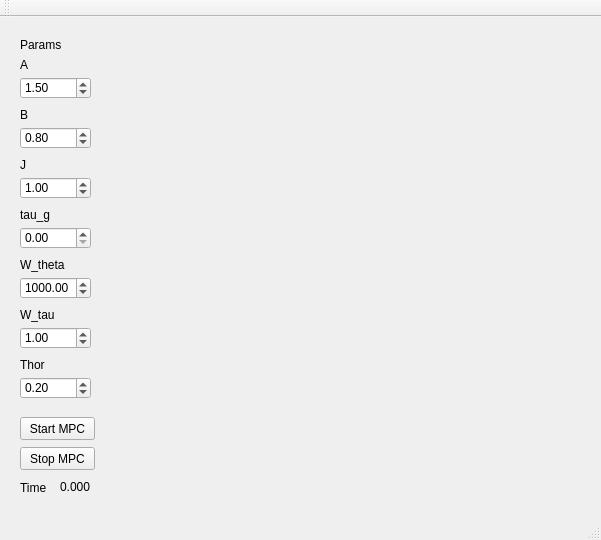
Above: GUI/GUI.ui from cic12/exo_control before the change. Below: the same form after it.
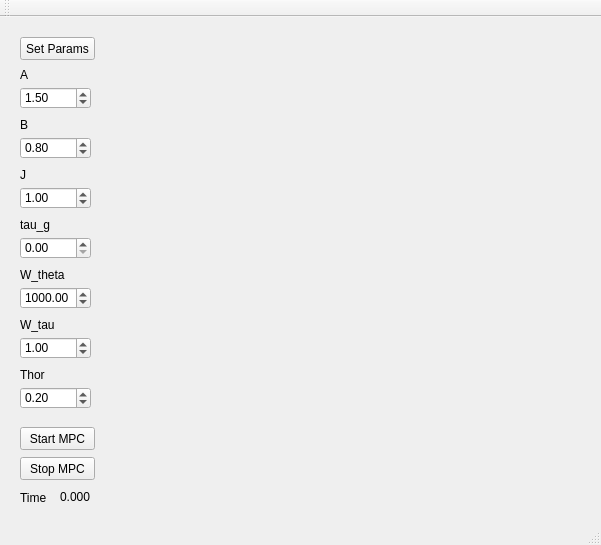
That is the form after the change. Custom widgets are drawn as their Qt base class.

Commit message: params changing interactively :)

```diff
--- a/GUI/GUI.ui
+++ b/GUI/GUI.ui
@@ -7,7 +7,7 @@
     <x>0</x>
     <y>0</y>
     <width>601</width>
-    <height>540</height>
+    <height>545</height>
    </rect>
   </property>
   <property name="windowTitle">
@@ -28,7 +28,7 @@
     <property name="geometry">
      <rect>
       <x>20</x>
-      <y>400</y>
+      <y>410</y>
       <width>75</width>
       <height>23</height>
      </rect>
@@ -41,7 +41,7 @@
     <property name="geometry">
      <rect>
       <x>20</x>
-      <y>430</y>
+      <y>440</y>
       <width>75</width>
       <height>23</height>
      </rect>
@@ -54,7 +54,7 @@
     <property name="geometry">
      <rect>
       <x>60</x>
-      <y>460</y>
+      <y>470</y>
       <width>41</width>
       <height>20</height>
      </rect>
@@ -67,7 +67,7 @@
     <property name="geometry">
      <rect>
       <x>20</x>
-      <y>460</y>
+      <y>470</y>
       <width>41</width>
       <height>21</height>
      </rect>
@@ -76,24 +76,11 @@
      <string>Time</string>
     </property>
    </widget>
-   <widget class="QLabel" name="label">
-    <property name="geometry">
-     <rect>
-      <x>20</x>
-      <y>20</y>
-      <width>61</width>
-      <height>16</height>
-     </rect>
-    </property>
-    <property name="text">
-     <string>Params</string>
-    </property>
-   </widget>
    <widget class="QLabel" name="label_2">
     <property name="geometry">
      <rect>
       <x>20</x>
-      <y>40</y>
+      <y>50</y>
       <width>61</width>
       <height>16</height>
      </rect>
@@ -106,7 +93,7 @@
     <property name="geometry">
      <rect>
       <x>20</x>
-      <y>60</y>
+      <y>70</y>
       <width>71</width>
       <height>22</height>
      </rect>
@@ -122,7 +109,7 @@
     <property name="geometry">
      <rect>
       <x>20</x>
-      <y>90</y>
+      <y>100</y>
       <width>61</width>
       <height>16</height>
      </rect>
@@ -135,7 +122,7 @@
     <property name="geometry">
      <rect>
       <x>20</x>
-      <y>110</y>
+      <y>120</y>
       <width>71</width>
       <height>22</height>
      </rect>
@@ -148,7 +135,7 @@
     <property name="geometry">
      <rect>
       <x>20</x>
-      <y>140</y>
+      <y>150</y>
       <width>61</width>
       <height>16</height>
      </rect>
@@ -161,7 +148,7 @@
     <property name="geometry">
      <rect>
       <x>20</x>
-      <y>160</y>
+      <y>170</y>
       <width>71</width>
       <height>22</height>
      </rect>
@@ -174,7 +161,7 @@
     <property name="geometry">
      <rect>
       <x>20</x>
-      <y>190</y>
+      <y>200</y>
       <width>61</width>
       <height>16</height>
      </rect>
@@ -187,7 +174,7 @@
     <property name="geometry">
      <rect>
       <x>20</x>
-      <y>210</y>
+      <y>220</y>
       <width>71</width>
       <height>22</height>
      </rect>
@@ -197,7 +184,7 @@
     <property name="geometry">
      <rect>
       <x>20</x>
-      <y>240</y>
+      <y>250</y>
       <width>61</width>
       <height>16</height>
      </rect>
@@ -210,7 +197,7 @@
     <property name="geometry">
      <rect>
       <x>20</x>
-      <y>310</y>
+      <y>320</y>
       <width>71</width>
       <height>22</height>
      </rect>
@@ -223,7 +210,7 @@
     <property name="geometry">
      <rect>
       <x>20</x>
-      <y>260</y>
+      <y>270</y>
       <width>71</width>
       <height>22</height>
      </rect>
@@ -239,7 +226,7 @@
     <property name="geometry">
      <rect>
       <x>20</x>
-      <y>290</y>
+      <y>300</y>
       <width>61</width>
       <height>16</height>
      </rect>
@@ -252,7 +239,7 @@
     <property name="geometry">
      <rect>
       <x>20</x>
-      <y>360</y>
+      <y>370</y>
       <width>71</width>
       <height>22</height>
      </rect>
@@ -265,7 +252,7 @@
     <property name="geometry">
      <rect>
       <x>20</x>
-      <y>340</y>
+      <y>350</y>
       <width>61</width>
       <height>16</height>
      </rect>
@@ -274,6 +261,19 @@
      <string>Thor</string>
     </property>
    </widget>
+   <widget class="QPushButton" name="btn_set_params">
+    <property name="geometry">
+     <rect>
+      <x>20</x>
+      <y>20</y>
+      <width>75</width>
+      <height>23</height>
+     </rect>
+    </property>
+    <property name="text">
+     <string>Set Params</string>
+    </property>
+   </widget>
   </widget>
   <widget class="QMenuBar" name="menuBar">
    <property name="geometry">
```
Left out of the diff: 26 changed lines with no effect on the pictures. The commit also changes 5 other files.
